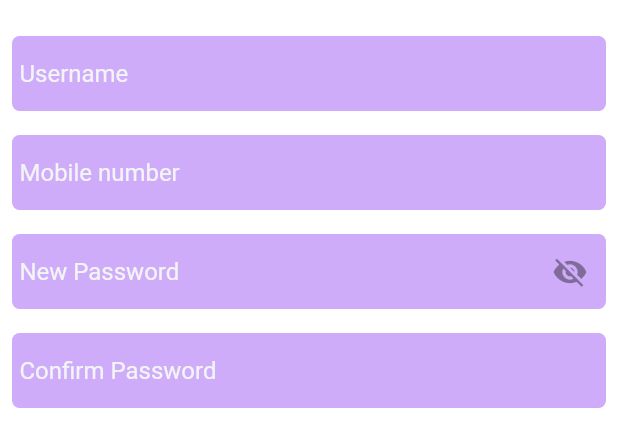
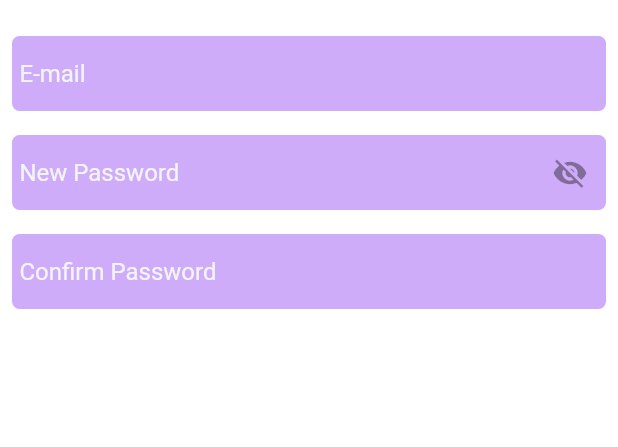
Before and after one commit to Abh1navAbhinav/MovieTicketBooking, a Flutter app: the CreateNewAccount widget shown alone on an empty page, opened directly, on a phone screen of 412 x 824 dp. Shown: the top 447 px of the screen. Run offline on Flutter 3.47's test engine with Material 2 defaults, Android fonts, the phone set to English and light mode, and no system bars; our stand-ins replace carousel_slider, get, google_fonts, pinput.

Commit message:
added get snackbar, removed username textfield and added email textfield.going to do email authentication.

```diff
--- a/lib/view/login/widgets/create_new_account.dart
+++ b/lib/view/login/widgets/create_new_account.dart
@@ -1,5 +1,4 @@
 import 'package:flutter/material.dart';
-import 'package:flutter/services.dart';
 import 'package:get/get.dart';
 import 'package:ticket_booking/controller/login_controller.dart';
 import 'package:ticket_booking/global_constants/constants.dart';
@@ -24,47 +23,48 @@ class CreateNewAccount extends GetView<LoginController> {
                   LoginTextFormField(
                     isTextFieldClicked: controller.isTextFieldClicked3,
                     textEditingController: controller.signUpUsernameController,
-                    hintText: 'Username',
+                    hintText: 'E-mail',
                     keyboardType: TextInputType.name,
                     obscureText: false,
                     containerColor: constantObj.kColor30,
                     textColor: const Color.fromARGB(255, 242, 244, 246),
                     validator: (value) {
                       if (value == null || value.isEmpty) {
-                        return 'Username is required';
+                        return 'E-mail is required';
                       }
-                      if (value.length < 3) {
-                        return 'Insufficient length';
-                      }
+
                       if (value.contains(' ')) {
                         return 'Remove all whiteSpaces';
+                      }
+                      if (!controller.emailValid.hasMatch(value)) {
+                        return 'E-mail is not valid';
                       }
 
                       return null;
                     },
                   ),
-                  LoginTextFormField(
-                    isTextFieldClicked: controller.isTextFieldClicked4,
-                    focusNode: controller.mobileTextfieldFocusNode,
-                    textEditingController: controller.signUPMobileController,
-                    hintText: 'Mobile number',
-                    keyboardType: TextInputType.phone,
-                    textInputFormatter: [
-                      FilteringTextInputFormatter.digitsOnly
-                    ],
-                    obscureText: false,
-                    containerColor: constantObj.kColor30,
-                    textColor: const Color.fromARGB(255, 242, 244, 246),
-                    validator: (value) {
-                      if (value == null || value.isEmpty) {
-                        return 'Mobile is required';
-                      }
-                      if (value.length != 10) {
-                        return 'Moblie is not valid';
-                      }
-                      return null;
-                    },
-                  ),
+                  // LoginTextFormField(
+                  //   isTextFieldClicked: controller.isTextFieldClicked4,
+                  //   focusNode: controller.mobileTextfieldFocusNode,
+                  //   textEditingController: controller.signUPMobileController,
+                  //   hintText: 'Mobile number',
+                  //   keyboardType: TextInputType.phone,
+                  //   textInputFormatter: [
+                  //     FilteringTextInputFormatter.digitsOnly
+                  //   ],
+                  //   obscureText: false,
+                  //   containerColor: constantObj.kColor30,
+                  //   textColor: const Color.fromARGB(255, 242, 244, 246),
+                  //   validator: (value) {
+                  //     if (value == null || value.isEmpty) {
+                  //       return 'Mobile is required';
+                  //     }
+                  //     if (value.length != 10) {
+                  //       return 'Moblie is not valid';
+                  //     }
+                  //     return null;
+                  //   },
+                  // ),
                   Obx(
                     () => LoginTextFormField(
                       isTextFieldClicked: controller.isTextFieldClicked5,
--- a/lib/view/login/widgets/login_account.dart
+++ b/lib/view/login/widgets/login_account.dart
@@ -22,17 +22,17 @@ class LoginAccount extends GetView<LoginController> {
             LoginTextFormField(
               isTextFieldClicked: controller.isTextFieldClicked1,
               textEditingController: controller.loginEmailController,
-              hintText: 'Username',
+              hintText: 'E-mail',
               keyboardType: TextInputType.emailAddress,
               obscureText: false,
               containerColor: constantObj.kColor30,
               textColor: const Color.fromARGB(255, 242, 244, 246),
               validator: (value) {
                 if (value == null || value.isEmpty) {
-                  return 'Username is required';
+                  return 'E-mail is required';
                 }
-                if (value.length < 3 || value.contains(' ')) {
-                  return 'Username is not valid';
+                if (!controller.emailValid.hasMatch(value)) {
+                  return 'E-mail is not valid';
                 }
                 return null;
               },
--- a/lib/view/login/widgets/login_text_form_field.dart
+++ b/lib/view/login/widgets/login_text_form_field.dart
@@ -44,7 +44,7 @@ class LoginTextFormField extends GetView<LoginController> {
                 ? EdgeInsets.only(
                     left: 3,
                     bottom: 2,
-                    top: (hintText == 'Username') ? 0 : 10,
+                    top: (hintText == 'E-mail') ? 0 : 10,
                   )
                 : const EdgeInsets.all(0),
             child: AnimatedOpacity(
```
Also changed, not shown: lib/controller/login_controller.dart (+30 -15 lines).
